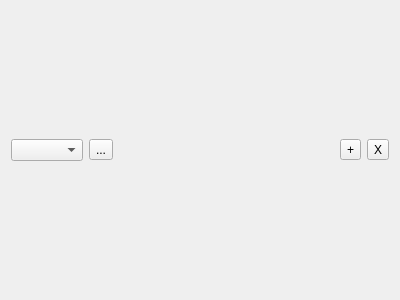
Above: AkoosticPlayer/mainwindow.ui from pieero/pieeros-project before the change. Below: the same form after it.
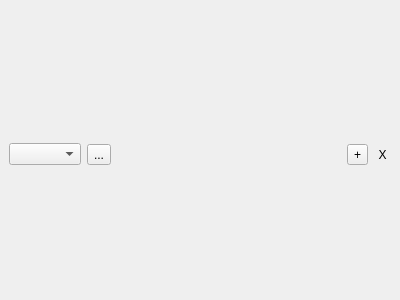
That is the form after the change. Icons and pictures are not drawn.

```diff
--- a/AkoosticPlayer/mainwindow.ui
+++ b/AkoosticPlayer/mainwindow.ui
@@ -13,12 +13,27 @@
   <property name="windowTitle">
    <string>MainWindow</string>
   </property>
+  <property name="styleSheet">
+   <string notr="true"/>
+  </property>
   <widget class="QWidget" name="centralWidget">
    <layout class="QVBoxLayout" name="verticalLayout">
+    <property name="margin">
+     <number>0</number>
+    </property>
     <item>
      <widget class="QWidget" name="widget" native="true">
       <layout class="QHBoxLayout" name="horizontalLayout">
-       <property name="margin">
+       <property name="leftMargin">
+        <number>9</number>
+       </property>
+       <property name="topMargin">
+        <number>9</number>
+       </property>
+       <property name="rightMargin">
+        <number>9</number>
+       </property>
+       <property name="bottomMargin">
         <number>0</number>
        </property>
        <item>
@@ -29,6 +44,16 @@
          <property name="text">
           <string>...</string>
          </property>
+         <property name="icon">
+          <iconset resource="Resources.qrc">
+           <normaloff>:/icon/new</normaloff>:/icon/new</iconset>
+         </property>
+         <property name="iconSize">
+          <size>
+           <width>16</width>
+           <height>16</height>
+          </size>
+         </property>
         </widget>
        </item>
        <item>
@@ -49,13 +74,33 @@
          <property name="text">
           <string>+</string>
          </property>
+         <property name="icon">
+          <iconset resource="Resources.qrc">
+           <normaloff>:/icon/add</normaloff>:/icon/add</iconset>
+         </property>
+         <property name="iconSize">
+          <size>
+           <width>16</width>
+           <height>16</height>
+          </size>
+         </property>
         </widget>
        </item>
        <item>
         <widget class="QToolButton" name="CloseButton">
+         <property name="styleSheet">
+          <string notr="true">border: solid 0px black;</string>
+         </property>
          <property name="text">
           <string>X</string>
          </property>
+         <property name="icon">
+          <iconset resource="Resources.qrc">
+           <normaloff>:/icon/stop</normaloff>:/icon/stop</iconset>
+         </property>
+         <property name="autoRaise">
+          <bool>false</bool>
+         </property>
         </widget>
        </item>
       </layout>
```
Left out of the diff: 4 changed lines with no effect on the pictures.
